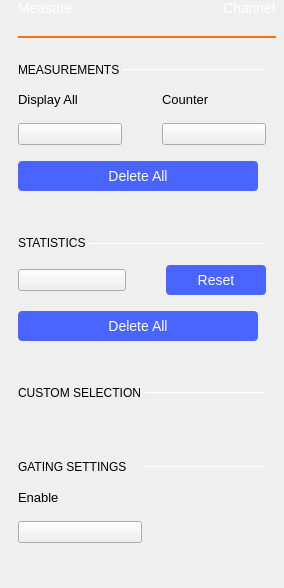
Old version of the form ui/measure_settings.ui in the repository analogdevicesinc/scopy.
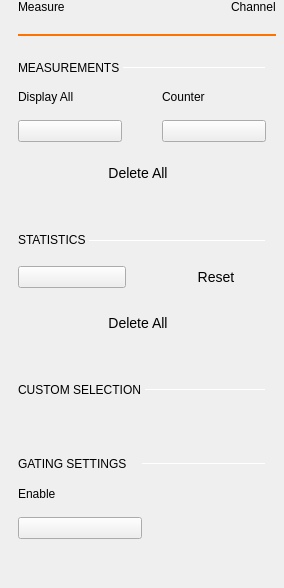
New version of the form. Custom widgets are drawn as their Qt base class.

```diff
--- a/ui/measure_settings.ui
+++ b/ui/measure_settings.ui
@@ -47,11 +47,6 @@
        </property>
        <item>
         <widget class="QLabel" name="label">
-         <property name="styleSheet">
-          <string notr="true">color: white;
-font-size: 14px;
-font-weight: normal;</string>
-         </property>
          <property name="text">
           <string>Measure</string>
          </property>
@@ -72,11 +67,6 @@
        </item>
        <item>
         <widget class="QLabel" name="lblChanName">
-         <property name="styleSheet">
-          <string notr="true">color: white;
-font-size: 14px;
-font-weight: normal;</string>
-         </property>
          <property name="text">
           <string>Channel</string>
          </property>
@@ -145,7 +135,7 @@
           <x>0</x>
           <y>0</y>
           <width>252</width>
-          <height>561</height>
+          <height>563</height>
          </rect>
         </property>
         <layout class="QVBoxLayout" name="verticalLayout_3">
@@ -257,9 +247,6 @@
            </property>
            <item row="0" column="1">
             <widget class="QLabel" name="label_3">
-             <property name="styleSheet">
-              <string notr="true">font-size: 13px;</string>
-             </property>
              <property name="text">
               <string>Counter</string>
              </property>
@@ -267,9 +254,6 @@
            </item>
            <item row="0" column="0">
             <widget class="QLabel" name="label_2">
-             <property name="styleSheet">
-              <string notr="true">font-size: 13px;</string>
-             </property>
              <property name="text">
               <string>Display All</string>
              </property>
@@ -302,24 +286,8 @@
   max-width: 240px;
 
   border: 0px;
-  border-radius: 4px;
-
-  background-color: #4a64ff;
-  color: #ffffff;
 
   font-size: 14px;
-}
-
-QPushButton:pressed {
-  background-color: #2a44df;
-}
-
-QPushButton:disabled {
-  background-color:  #727273;
-}
-
-QPushButton:hover {
-         background-color: #4a34ff;
 }</string>
              </property>
              <property name="text">
@@ -452,20 +420,8 @@
   max-width: 100px;
 
   border: 0px;
-  border-radius: 4px;
-
-  background-color: #4a64ff;
-  color: #ffffff;
 
   font-size: 14px;
-}
-
-QPushButton:pressed {
-  background-color: #2a44df;
-}
-
-QPushButton:hover {
-         background-color: #4a34ff;
 }</string>
              </property>
              <property name="text">
@@ -486,24 +442,7 @@
   max-width: 240px;
 
   border: 0px;
-  border-radius: 4px;
-
-  background-color: #4a64ff;
-  color: #ffffff;
-
   font-size: 14px;
-}
-
-QPushButton:pressed {
-  background-color: #2a44df;
-}
-
-QPushButton:disabled {
-  background-color:  #727273;
-}
-
-QPushButton:hover {
-         background-color: #4a34ff;
 }</string>
              </property>
              <property name="text">
@@ -651,9 +590,6 @@
            </item>
            <item row="1" column="0">
             <widget class="QLabel" name="label_5">
-             <property name="styleSheet">
-              <string notr="true">font-size: 13px;</string>
-             </property>
              <property name="text">
               <string>Enable</string>
              </property>
```
Left out of the diff: 15 changed lines with no effect on the pictures.
